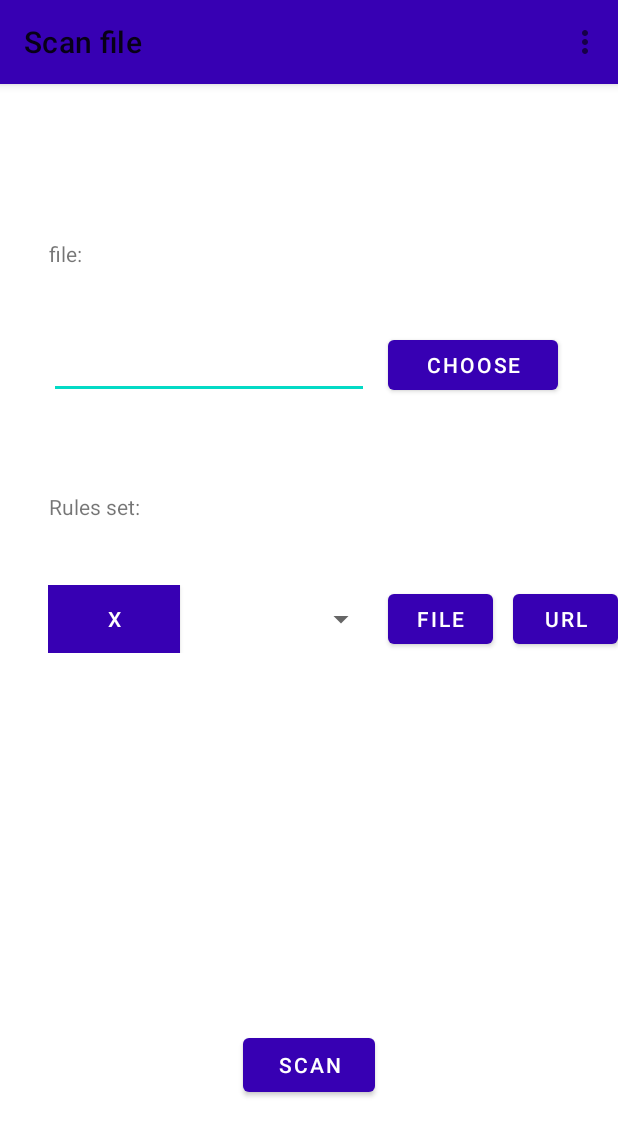
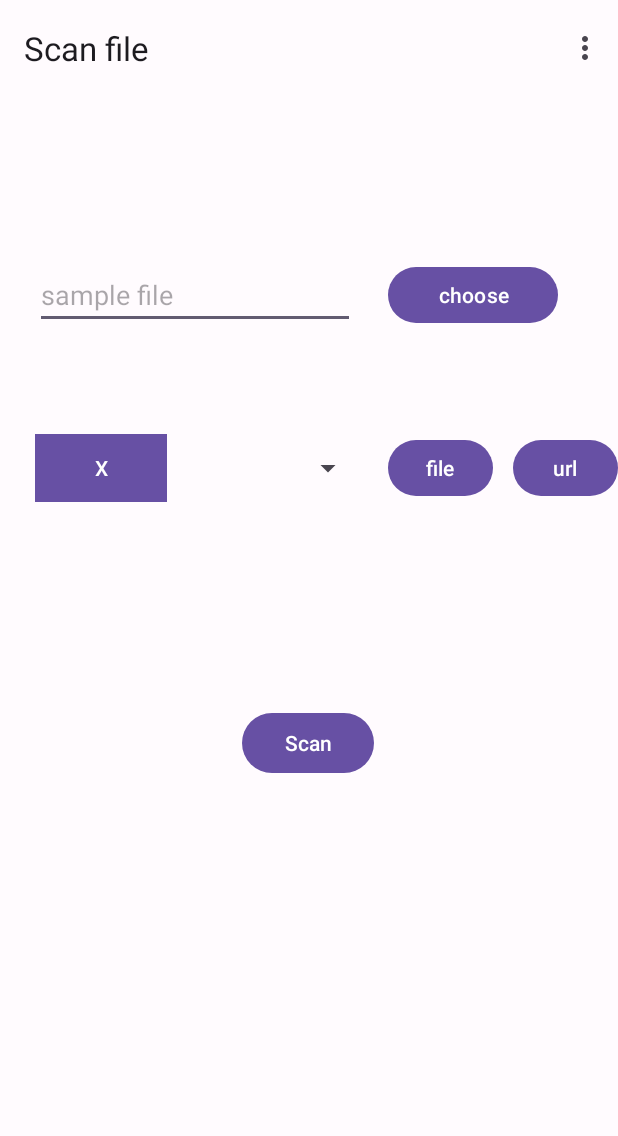
Before and after one commit to OfekRv/Pocktel, an Android app: the screen it shows after launch (MainActivity), on a phone screen of 412 x 824 dp. Shown: the top 1136 px of the screen. Run offline under Robolectric (Android 15) with nearby library versions, the phone set to English and light mode, and no system bars; our stand-ins replace Room's generated code, navigation-ui.

Commit message:
using themes

```diff
--- a/app/src/main/java/horizonstudio/apps/pocktel/ui/adpters/RuleSetListAdapter.kt
+++ b/app/src/main/java/horizonstudio/apps/pocktel/ui/adpters/RuleSetListAdapter.kt
@@ -15,6 +15,7 @@ import horizonstudio.apps.pocktel.ui.dialogs.ErrorDialog
 import horizonstudio.apps.pocktel.ui.dialogs.ErrorDialog.Companion.errorDialog
 
 class RuleSetListAdapter(
+    // TODO: Consider remove the item list and just use the bl
     private val context: Context, private val bl: RuleSetBl, private var itemList: List<RuleSet>
 ) : BaseAdapter() {
     override fun getView(position: Int, convertView: View?, parent: ViewGroup?): View {
--- a/app/src/main/res/layout/activity_main.xml
+++ b/app/src/main/res/layout/activity_main.xml
@@ -15,7 +15,6 @@
             android:id="@+id/toolbar"
             android:layout_width="match_parent"
             android:layout_height="?attr/actionBarSize"
-            android:background="@color/purple_700"
             android:theme="@style/Theme.Pocktel"
             app:popupTheme="@style/Theme.Pocktel.PopupOverlay" />
 
--- a/app/src/main/res/layout/fragment_scan.xml
+++ b/app/src/main/res/layout/fragment_scan.xml
@@ -5,18 +5,6 @@
     android:layout_width="match_parent"
     android:layout_height="match_parent"
     tools:context=".ui.fragments.ScanFragment">
-
-    <TextView
-        android:id="@+id/ruleText"
-        android:layout_width="149dp"
-        android:layout_height="30dp"
-        android:text="Rules set:"
-        app:layout_constraintBottom_toBottomOf="parent"
-        app:layout_constraintEnd_toEndOf="parent"
-        app:layout_constraintHorizontal_bias="0.0"
-        app:layout_constraintStart_toStartOf="@+id/sampleFileName"
-        app:layout_constraintTop_toTopOf="parent"
-        app:layout_constraintVertical_bias="0.369" />
 
     <Button
         android:id="@+id/chooseRuleFileButton"
@@ -33,13 +21,11 @@
         android:id="@+id/chooseRuleUrlButton"
         android:layout_width="70dp"
         android:layout_height="45dp"
-        android:layout_marginStart="13dp"
         android:text="url"
         app:layout_constraintBottom_toBottomOf="@+id/chooseRuleFileButton"
         app:layout_constraintEnd_toEndOf="parent"
         app:layout_constraintHorizontal_bias="1.0"
         app:layout_constraintStart_toEndOf="@+id/chooseRuleFileButton"
-        app:layout_constraintStart_toStartOf="parent"
         app:layout_constraintTop_toTopOf="@+id/chooseRuleFileButton" />
 
     <Button
@@ -49,22 +35,10 @@
         android:text="@string/scanButton"
         app:layout_constraintBottom_toBottomOf="parent"
         app:layout_constraintEnd_toEndOf="parent"
-        app:layout_constraintHorizontal_bias="0.5"
+        app:layout_constraintHorizontal_bias="0.498"
         app:layout_constraintStart_toStartOf="parent"
         app:layout_constraintTop_toTopOf="parent"
-        app:layout_constraintVertical_bias="0.875" />
-
-    <TextView
-        android:id="@+id/fileText"
-        android:layout_width="83dp"
-        android:layout_height="30dp"
-        android:text="file:"
-        app:layout_constraintBottom_toBottomOf="parent"
-        app:layout_constraintEnd_toEndOf="parent"
-        app:layout_constraintHorizontal_bias="0.099"
-        app:layout_constraintStart_toStartOf="parent"
-        app:layout_constraintTop_toTopOf="parent"
-        app:layout_constraintVertical_bias="0.14" />
+        app:layout_constraintVertical_bias="0.572" />
 
     <EditText
         android:id="@+id/sampleFileName"
@@ -72,14 +46,14 @@
         android:layout_height="wrap_content"
         android:ems="10"
         android:gravity="start|top"
+        android:hint="sample file"
         android:inputType="textMultiLine"
         app:layout_constraintBottom_toBottomOf="parent"
         app:layout_constraintEnd_toStartOf="@+id/chooseFileButton"
-        app:layout_constraintHorizontal_bias="0.0"
-        app:layout_constraintStart_toStartOf="@+id/fileText"
-        app:layout_constraintTop_toBottomOf="@+id/fileText"
-        app:layout_constraintVertical_bias="0.053"
-        tools:text="@tools:sample/cities" />
+        app:layout_constraintHorizontal_bias="0.52"
+        app:layout_constraintStart_toStartOf="parent"
+        app:layout_constraintTop_toTopOf="parent"
+        app:layout_constraintVertical_bias="0.154" />
 
     <Button
         android:id="@+id/chooseFileButton"
@@ -99,10 +73,10 @@
         android:layout_height="45dp"
         app:layout_constraintBottom_toTopOf="@+id/scanButton"
         app:layout_constraintEnd_toStartOf="@+id/chooseRuleFileButton"
-        app:layout_constraintHorizontal_bias="0.82"
-        app:layout_constraintStart_toStartOf="parent"
-        app:layout_constraintTop_toBottomOf="@+id/ruleText"
-        app:layout_constraintVertical_bias="0.113" />
+        app:layout_constraintHorizontal_bias="0.0"
+        app:layout_constraintStart_toStartOf="@+id/sampleFileName"
+        app:layout_constraintTop_toBottomOf="@+id/sampleFileName"
+        app:layout_constraintVertical_bias="0.338" />
 
     <ImageView
         android:id="@+id/loading_view"
--- a/app/src/main/res/values-night/themes.xml
+++ b/app/src/main/res/values-night/themes.xml
@@ -1,16 +1,30 @@
-<resources xmlns:tools="http://schemas.android.com/tools">
-    <!-- Base application theme. -->
-    <style name="Theme.Pocktel" parent="Theme.MaterialComponents.DayNight.DarkActionBar">
-        <!-- Primary brand color. -->
-        <item name="colorPrimary">@color/purple_200</item>
-        <item name="colorPrimaryVariant">@color/purple_700</item>
-        <item name="colorOnPrimary">@color/black</item>
-        <!-- Secondary brand color. -->
-        <item name="colorSecondary">@color/teal_200</item>
-        <item name="colorSecondaryVariant">@color/teal_200</item>
-        <item name="colorOnSecondary">@color/black</item>
-        <!-- Status bar color. -->
-        <item name="android:statusBarColor">?attr/colorPrimaryVariant</item>
-        <!-- Customize your theme here. -->
+<resources>
+    <style name="Theme.Pocktel" parent="Theme.Material3.Dark.NoActionBar">
+        <item name="colorPrimary">@color/md_theme_dark_primary</item>
+        <item name="colorOnPrimary">@color/md_theme_dark_onPrimary</item>
+        <item name="colorPrimaryContainer">@color/md_theme_dark_primaryContainer</item>
+        <item name="colorOnPrimaryContainer">@color/md_theme_dark_onPrimaryContainer</item>
+        <item name="colorSecondary">@color/md_theme_dark_secondary</item>
+        <item name="colorOnSecondary">@color/md_theme_dark_onSecondary</item>
+        <item name="colorSecondaryContainer">@color/md_theme_dark_secondaryContainer</item>
+        <item name="colorOnSecondaryContainer">@color/md_theme_dark_onSecondaryContainer</item>
+        <item name="colorTertiary">@color/md_theme_dark_tertiary</item>
+        <item name="colorOnTertiary">@color/md_theme_dark_onTertiary</item>
+        <item name="colorTertiaryContainer">@color/md_theme_dark_tertiaryContainer</item>
+        <item name="colorOnTertiaryContainer">@color/md_theme_dark_onTertiaryContainer</item>
+        <item name="colorError">@color/md_theme_dark_error</item>
+        <item name="colorOnError">@color/md_theme_dark_onError</item>
+        <item name="colorErrorContainer">@color/md_theme_dark_errorContainer</item>
+        <item name="colorOnErrorContainer">@color/md_theme_dark_onErrorContainer</item>
+        <item name="colorOutline">@color/md_theme_dark_outline</item>
+        <item name="android:colorBackground">@color/md_theme_dark_background</item>
+        <item name="colorOnBackground">@color/md_theme_dark_onBackground</item>
+        <item name="colorSurface">@color/md_theme_dark_surface</item>
+        <item name="colorOnSurface">@color/md_theme_dark_onSurface</item>
+        <item name="colorSurfaceVariant">@color/md_theme_dark_surfaceVariant</item>
+        <item name="colorOnSurfaceVariant">@color/md_theme_dark_onSurfaceVariant</item>
+        <item name="colorSurfaceInverse">@color/md_theme_dark_inverseSurface</item>
+        <item name="colorOnSurfaceInverse">@color/md_theme_dark_inverseOnSurface</item>
+        <item name="colorPrimaryInverse">@color/md_theme_dark_inversePrimary</item>
     </style>
 </resources>
--- a/app/src/main/res/values/colors.xml
+++ b/app/src/main/res/values/colors.xml
@@ -1,10 +1,64 @@
-<?xml version="1.0" encoding="utf-8"?>
+
 <resources>
-    <color name="purple_200">#FFBB86FC</color>
-    <color name="purple_500">#FF6200EE</color>
-    <color name="purple_700">#FF3700B3</color>
-    <color name="teal_200">#FF03DAC5</color>
-    <color name="teal_700">#FF018786</color>
-    <color name="black">#FF000000</color>
-    <color name="white">#FFFFFFFF</color>
+    <color name="seed">#6750A4</color>
+    <color name="md_theme_light_primary">#6750A4</color>
+    <color name="md_theme_light_onPrimary">#FFFFFF</color>
+    <color name="md_theme_light_primaryContainer">#EADDFF</color>
+    <color name="md_theme_light_onPrimaryContainer">#21005D</color>
+    <color name="md_theme_light_secondary">#625B71</color>
+    <color name="md_theme_light_onSecondary">#FFFFFF</color>
+    <color name="md_theme_light_secondaryContainer">#E8DEF8</color>
+    <color name="md_theme_light_onSecondaryContainer">#1D192B</color>
+    <color name="md_theme_light_tertiary">#7D5260</color>
+    <color name="md_theme_light_onTertiary">#FFFFFF</color>
+    <color name="md_theme_light_tertiaryContainer">#FFD8E4</color>
+    <color name="md_theme_light_onTertiaryContainer">#31111D</color>
+    <color name="md_theme_light_error">#B3261E</color>
+    <color name="md_theme_light_onError">#FFFFFF</color>
+    <color name="md_theme_light_errorContainer">#F9DEDC</color>
+    <color name="md_theme_light_onErrorContainer">#410E0B</color>
+    <color name="md_theme_light_outline">#79747E</color>
+    <color name="md_theme_light_background">#FFFBFE</color>
+    <color name="md_theme_light_onBackground">#1C1B1F</color>
+    <color name="md_theme_light_surface">#FFFBFE</color>
+    <color name="md_theme_light_onSurface">#1C1B1F</color>
+    <color name="md_theme_light_surfaceVariant">#E7E0EC</color>
+    <color name="md_theme_light_onSurfaceVariant">#49454F</color>
+    <color name="md_theme_light_inverseSurface">#313033</color>
+    <color name="md_theme_light_inverseOnSurface">#F4EFF4</color>
+    <color name="md_theme_light_inversePrimary">#D0BCFF</color>
+    <color name="md_theme_light_shadow">#000000</color>
+    <color name="md_theme_light_surfaceTint">#6750A4</color>
+    <color name="md_theme_light_outlineVariant">#CAC4D0</color>
+    <color name="md_theme_light_scrim">#000000</color>
+    <color name="md_theme_dark_primary">#D0BCFF</color>
+    <color name="md_theme_dark_onPrimary">#381E72</color>
+    <color name="md_theme_dark_primaryContainer">#4F378B</color>
+    <color name="md_theme_dark_onPrimaryContainer">#EADDFF</color>
+    <color name="md_theme_dark_secondary">#CCC2DC</color>
+    <color name="md_theme_dark_onSecondary">#332D41</color>
+    <color name="md_theme_dark_secondaryContainer">#4A4458</color>
+    <color name="md_theme_dark_onSecondaryContainer">#E8DEF8</color>
+    <color name="md_theme_dark_tertiary">#EFB8C8</color>
+    <color name="md_theme_dark_onTertiary">#492532</color>
+    <color name="md_theme_dark_tertiaryContainer">#633B48</color>
+    <color name="md_theme_dark_onTertiaryContainer">#FFD8E4</color>
+    <color name="md_theme_dark_error">#F2B8B5</color>
+    <color name="md_theme_dark_onError">#601410</color>
+    <color name="md_theme_dark_errorContainer">#8C1D18</color>
+    <color name="md_theme_dark_onErrorContainer">#F9DEDC</color>
+    <color name="md_theme_dark_outline">#938F99</color>
+    <color name="md_theme_dark_background">#1C1B1F</color>
+    <color name="md_theme_dark_onBackground">#E6E1E5</color>
+    <color name="md_theme_dark_surface">#1C1B1F</color>
+    <color name="md_theme_dark_onSurface">#E6E1E5</color>
+    <color name="md_theme_dark_surfaceVariant">#49454F</color>
+    <color name="md_theme_dark_onSurfaceVariant">#CAC4D0</color>
+    <color name="md_theme_dark_inverseSurface">#E6E1E5</color>
+    <color name="md_theme_dark_inverseOnSurface">#313033</color>
+    <color name="md_theme_dark_inversePrimary">#6750A4</color>
+    <color name="md_theme_dark_shadow">#000000</color>
+    <color name="md_theme_dark_surfaceTint">#D0BCFF</color>
+    <color name="md_theme_dark_outlineVariant">#49454F</color>
+    <color name="md_theme_dark_scrim">#000000</color>
 </resources>
--- a/app/src/main/res/values/themes.xml
+++ b/app/src/main/res/values/themes.xml
@@ -1,17 +1,32 @@
-<resources xmlns:tools="http://schemas.android.com/tools">
-    <!-- Base application theme. -->
-    <style name="Theme.Pocktel" parent="Theme.MaterialComponents.DayNight.DarkActionBar">
-        <!-- Primary brand color. -->
-        <item name="colorPrimary">@color/purple_700</item>
-        <item name="colorPrimaryVariant">@color/purple_700</item>
-        <item name="colorOnPrimary">@color/white</item>
-        <!-- Secondary brand color. -->
-        <item name="colorSecondary">@color/teal_200</item>
-        <item name="colorSecondaryVariant">@color/teal_700</item>
-        <item name="colorOnSecondary">@color/black</item>
-        <!-- Status bar color. -->
-        <item name="android:statusBarColor">?attr/colorPrimaryVariant</item>
-        <!-- Customize your theme here. -->
+
+<resources>
+    <style name="Theme.Pocktel" parent="Theme.Material3.Light.NoActionBar">
+        <item name="colorPrimary">@color/md_theme_light_primary</item>
+        <item name="colorOnPrimary">@color/md_theme_light_onPrimary</item>
+        <item name="colorPrimaryContainer">@color/md_theme_light_primaryContainer</item>
+        <item name="colorOnPrimaryContainer">@color/md_theme_light_onPrimaryContainer</item>
+        <item name="colorSecondary">@color/md_theme_light_secondary</item>
+        <item name="colorOnSecondary">@color/md_theme_light_onSecondary</item>
+        <item name="colorSecondaryContainer">@color/md_theme_light_secondaryContainer</item>
+        <item name="colorOnSecondaryContainer">@color/md_theme_light_onSecondaryContainer</item>
+        <item name="colorTertiary">@color/md_theme_light_tertiary</item>
+        <item name="colorOnTertiary">@color/md_theme_light_onTertiary</item>
+        <item name="colorTertiaryContainer">@color/md_theme_light_tertiaryContainer</item>
+        <item name="colorOnTertiaryContainer">@color/md_theme_light_onTertiaryContainer</item>
+        <item name="colorError">@color/md_theme_light_error</item>
+        <item name="colorOnError">@color/md_theme_light_onError</item>
+        <item name="colorErrorContainer">@color/md_theme_light_errorContainer</item>
+        <item name="colorOnErrorContainer">@color/md_theme_light_onErrorContainer</item>
+        <item name="colorOutline">@color/md_theme_light_outline</item>
+        <item name="android:colorBackground">@color/md_theme_light_background</item>
+        <item name="colorOnBackground">@color/md_theme_light_onBackground</item>
+        <item name="colorSurface">@color/md_theme_light_surface</item>
+        <item name="colorOnSurface">@color/md_theme_light_onSurface</item>
+        <item name="colorSurfaceVariant">@color/md_theme_light_surfaceVariant</item>
+        <item name="colorOnSurfaceVariant">@color/md_theme_light_onSurfaceVariant</item>
+        <item name="colorSurfaceInverse">@color/md_theme_light_inverseSurface</item>
+        <item name="colorOnSurfaceInverse">@color/md_theme_light_inverseOnSurface</item>
+        <item name="colorPrimaryInverse">@color/md_theme_light_inversePrimary</item>
     </style>
 
     <style name="Theme.Pocktel.NoActionBar">
@@ -22,4 +37,5 @@
     <style name="Theme.Pocktel.AppBarOverlay" parent="ThemeOverlay.AppCompat.Dark.ActionBar" />
 
     <style name="Theme.Pocktel.PopupOverlay" parent="ThemeOverlay.AppCompat.Light" />
+
 </resources>
```
Also changed, not shown: app/src/main/res/drawable/loading_animation.gif.
